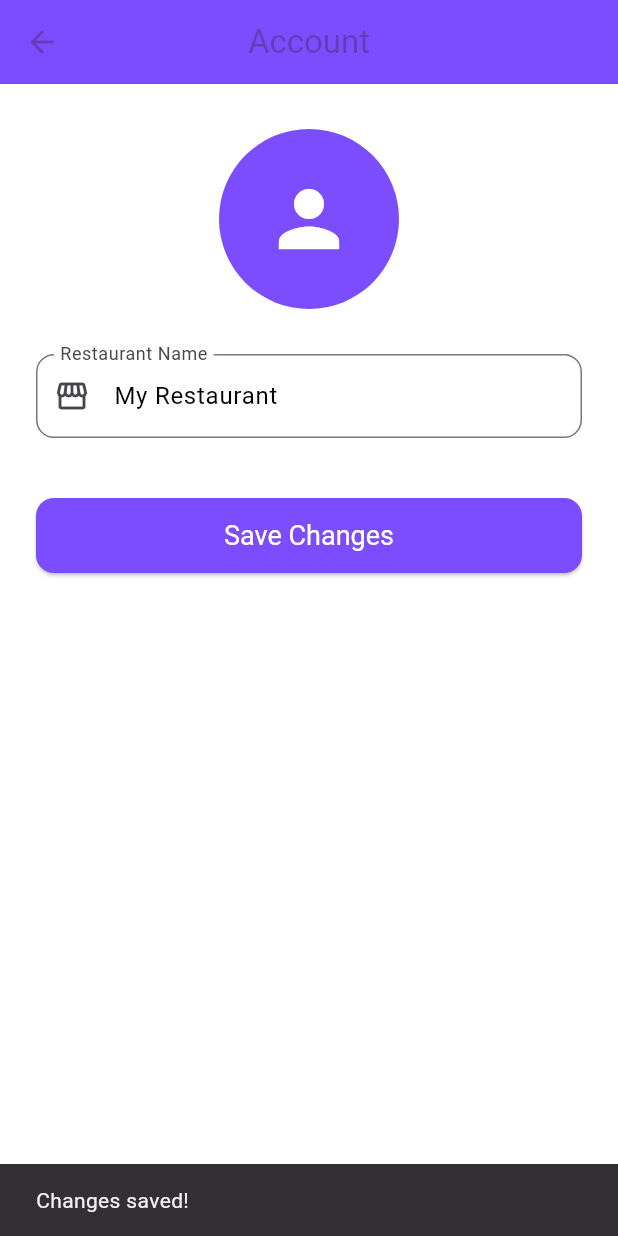
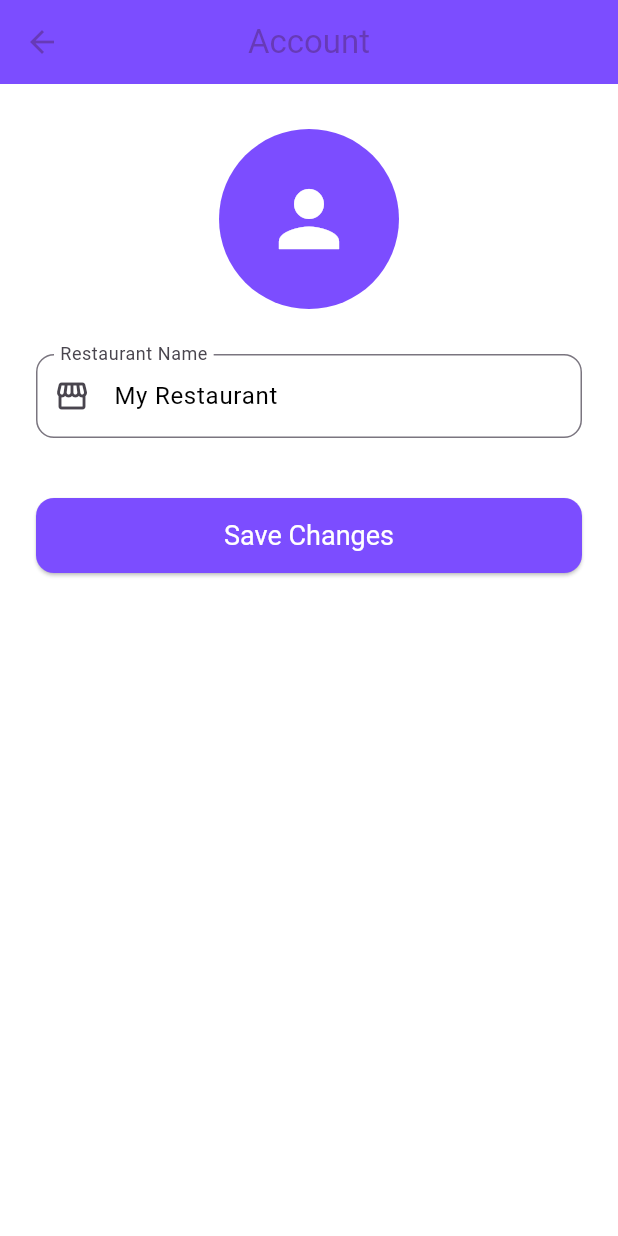
Before and after one commit to Samnoeun/Digital_Menu, a Flutter app: the AccountScreen screen opened directly, after a tap on "Save Changes", on a phone screen of 412 x 824 dp. Run offline on Flutter 3.47's test engine with Material 3 defaults, Android fonts, the phone set to English and light mode, and no system bars; our stand-ins replace qr_flutter; accounts and stored records are empty.

Commit message:
fix code

```diff
--- a/mobile/lib/screens/account_screen.dart
+++ b/mobile/lib/screens/account_screen.dart
@@ -66,10 +66,7 @@ class _AccountScreenState extends State<AccountScreen> {
                 ),
                 onPressed: () {
                   if (_formKey.currentState!.validate()) {
-                    // Save changes logic here
-                    ScaffoldMessenger.of(context).showSnackBar(
-                      const SnackBar(content: Text('Changes saved!')),
-                    );
+                    // Perform save operation here
                   }
                 },
                 child: const Text('Save Changes'),
```
